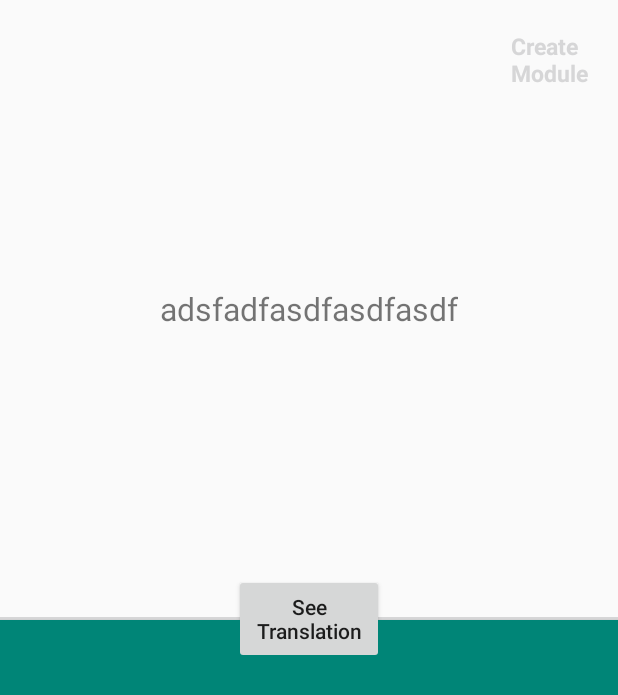
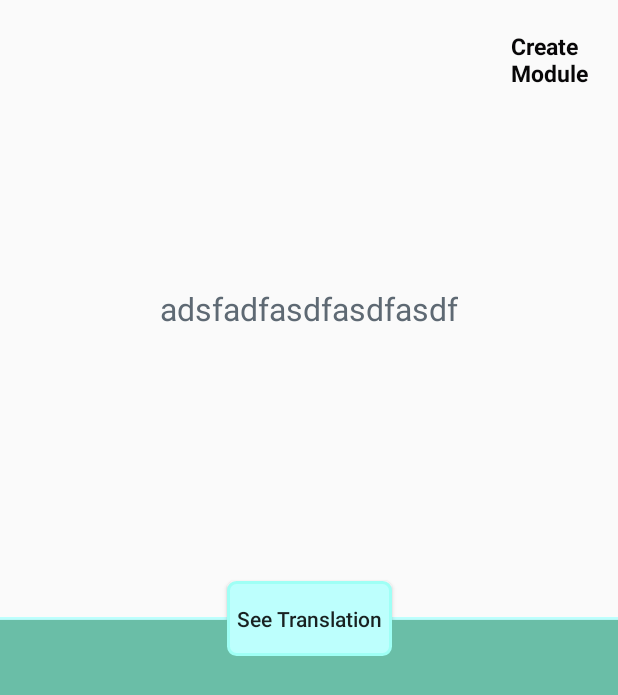
Before and after one commit to INGUANA/VocabularyPractice, an Android app: the fragment WordGuessFragment shown on its own in the app's theme, on a phone screen of 412 x 824 dp. Shown: the top 695 px of the screen. Run offline under Robolectric (Android 15) with nearby library versions, the phone set to English and light mode, and no system bars; libraries missing offline, so code that uses them is left out: com.daimajia.androidanimations, com.mikepenz.community_material_typeface_library, com.mikepenz.google_material_typeface_library, com.mikepenz.iconics; plain views replace IconicsImageView, IconicsTextView; 24 statements that could not run were skipped.

Commit message:
OptimizationStuff: - removed unnecessary code (CreateModuleFragment.java, WordGuessFragment.java) - added video background for main menu fragment (MainMenuFragment.java, fragment_main_menu.xml) - added altered drawables (button_icon.xml, button_icon_submerged.xml, recycler_view_item_icon.xml) - minor alterations to buttons (fragment_module_list.xml, fragment_word_guess.xml, layout_image_button_iconics.xml, recycler_view_textview_item.xml) - added video (main_menu_screen_loop.mp4) - added new colors (colors.xml) - new dimensions (dimens.xml) - new styles (styles.xml) - updated materials (build.gradle) but issue with background style inheritance is not solved yet, hence the layout update to all buttons instead of updating style only

```diff
--- a/app/build.gradle
+++ b/app/build.gradle
@@ -61,7 +61,7 @@ dependencies {
     implementation 'com.android.support:recyclerview-v7:29.0.0'
     implementation "com.mikepenz:iconics-core:3.2.5"
     implementation "com.mikepenz:iconics-views:3.2.5"
-    implementation "com.google.android.material:material:1.2.0-alpha05"
+    implementation "com.google.android.material:material:1.3.0-alpha01"
 
     implementation 'com.mikepenz:google-material-typeface:3.0.1.3.original@aar'
     implementation 'com.mikepenz:material-design-iconic-typeface:2.2.0.5@aar'
--- a/app/src/main/java/com/inguana/vocabularypractice/CreateModuleFragment.java
+++ b/app/src/main/java/com/inguana/vocabularypractice/CreateModuleFragment.java
@@ -86,7 +86,7 @@ public class CreateModuleFragment extends Fragment {
         recyclerViewArrayAdapter = new WordRecyclerViewArrayAdapter(wordList, getContext());//new ArrayList<>(Arrays.asList("")). Collections.singletonList("")) produces immutable list so i cant add additional element if i wanted to
         rvWordListCmf.setAdapter(recyclerViewArrayAdapter);
 
-        addNewWordIcon.color(ContextCompat.getColor(getContext(), R.color.pdlg_color_black));
+        //addNewWordIcon.color(ContextCompat.getColor(getContext(), R.color.pdlg_color_black));
         iivCreateUpdateNewModuleIconLibi.setIcon(addNewWordIcon);
 
         return view;
--- a/app/src/main/java/com/inguana/vocabularypractice/MainActivity.java
+++ b/app/src/main/java/com/inguana/vocabularypractice/MainActivity.java
@@ -172,6 +172,12 @@ public class MainActivity extends AppCompatActivity {
     //TODO: investigate why it behaves weird whne push notification from other app appears
     //TODO: bundle same code to be written one time only (example when you go to word guess, you have to do several things to join)
     //TODO: module word calling in wordguess is the same as in module list. place calls in the DAO (they require bundling)
+
+    //Layout
+    //TODO: Button pressing should be better
+    //TODO: progressbar alteration
+    //TODO: AAE App intro + particles
+    //TODO: background color depending on the fragment and intent the user has?
     @Override
     protected void attachBaseContext(Context newBase) {
         super.attachBaseContext(IconicsContextWrapper.wrap(newBase));
--- a/app/src/main/java/com/inguana/vocabularypractice/WordGuessFragment.java
+++ b/app/src/main/java/com/inguana/vocabularypractice/WordGuessFragment.java
@@ -124,14 +124,12 @@ public class WordGuessFragment extends Fragment {
 
         itvAddToModuleLibi.setText(getResources().getString(R.string.fragment_word_guess_add_to_module));
         IconicsDrawable addNewWordIcon = new IconicsDrawable(getContext(), GoogleMaterial.Icon.gmd_playlist_add);
-        addNewWordIcon.color(ContextCompat.getColor(getContext(), R.color.pdlg_color_black));
+        //addNewWordIcon.color(ContextCompat.getColor(getContext(), R.color.pdlg_color_black));
         iivAddToModuleLibi.setIcon(addNewWordIcon);
 
         addNewWordIcon = new IconicsDrawable(getContext(), CommunityMaterial.Icon.cmd_chevron_double_right);
         addNewWordIcon.color(ContextCompat.getColor(getContext(), R.color.pdlg_color_black));
         addNewWordIcon.setAlpha(200);
-        /*addNewWordIcon.sizeDpY(80);
-        addNewWordIcon.sizeDpX(100);*/
         iivSlideRightFwg.setIcon(addNewWordIcon);
 
         addNewWordIcon = new IconicsDrawable(getContext(), CommunityMaterial.Icon.cmd_chevron_double_left);
--- /dev/null
+++ b/app/src/main/res/drawable/button_icon.xml
@@ -0,0 +1,7 @@
+<?xml version="1.0" encoding="utf-8"?>
+<shape xmlns:android="http://schemas.android.com/apk/res/android"
+    android:shape="rectangle">
+    <solid android:color="@color/celeste_opaque"/>
+    <corners android:radius="5dp"/>
+    <stroke android:width="2dp" android:color="@color/celeste"/>
+</shape>
--- a/app/src/main/res/layout/activity_main.xml
+++ b/app/src/main/res/layout/activity_main.xml
@@ -2,6 +2,7 @@
 <androidx.coordinatorlayout.widget.CoordinatorLayout xmlns:android="http://schemas.android.com/apk/res/android"
     xmlns:app="http://schemas.android.com/apk/res-auto"
     xmlns:tools="http://schemas.android.com/tools"
+    style="@style/BackgroundStyle"
     android:id="@+id/colMainActivityMa"
     android:layout_width="match_parent"
     android:layout_height="match_parent"
--- a/app/src/main/res/layout/fragment_word_guess.xml
+++ b/app/src/main/res/layout/fragment_word_guess.xml
@@ -34,6 +34,7 @@
         android:text="@string/fragment_word_guess_redo"
         android:textAllCaps="false"
         android:visibility="gone"
+        android:background="@drawable/button_icon"
         app:layout_constraintEnd_toEndOf="@id/itvNoWordsMlf"
         app:layout_constraintStart_toStartOf="@id/itvNoWordsMlf"
         app:layout_constraintTop_toBottomOf="@id/itvNoWordsMlf" />
@@ -46,13 +47,14 @@
         android:text="@string/fragment_word_guess_choose_module"
         android:textAllCaps="false"
         android:visibility="gone"
+        android:background="@drawable/button_icon"
         app:layout_constraintEnd_toEndOf="@id/btRedoFwg"
         app:layout_constraintStart_toStartOf="@id/btRedoFwg"
         app:layout_constraintTop_toBottomOf="@id/btRedoFwg" />
 
     <TextView
         android:id="@+id/tvSourceWordFwg"
-        style="@style/MenuButtonTextStyle"
+        style="@style/WordGuessTextStyle"
         android:layout_width="wrap_content"
         android:layout_height="wrap_content"
         android:text="adsfadfasdfasdfasdf"
@@ -65,7 +67,7 @@
         android:id="@+id/vLineSeparatorFwg"
         android:layout_width="match_parent"
         android:layout_height="2dp"
-        android:background="@color/pdlg_color_black"
+        android:background="@color/celeste_opaque"
         app:layout_constraintBottom_toBottomOf="parent"
         app:layout_constraintTop_toTopOf="parent" />
 
@@ -75,13 +77,14 @@
         android:layout_height="50dp"
         android:text="@string/fragment_word_guess_move_next_word"
         android:textAllCaps="false"
+        android:background="@drawable/button_icon"
         app:layout_constraintBottom_toBottomOf="parent"
         app:layout_constraintEnd_toEndOf="@id/vLineSeparatorFwg"
         app:layout_constraintStart_toStartOf="@id/vLineSeparatorFwg" />
 
     <TextView
         android:id="@+id/tvDestinationWordFwg"
-        style="@style/MenuButtonTextStyle"
+        style="@style/WordGuessTextStyle"
         android:layout_width="wrap_content"
         android:layout_height="wrap_content"
         android:text="adsfadfasdfasdfasdf"
@@ -94,7 +97,7 @@
         android:id="@+id/ivCurtainOfWordFwg"
         android:layout_width="match_parent"
         android:layout_height="0dp"
-        android:background="@color/colorPrimary"
+        android:background="@color/green_sheen"
         android:elevation="2dp"
         app:layout_constraintBottom_toBottomOf="parent"
         app:layout_constraintEnd_toEndOf="parent"
@@ -131,10 +134,11 @@
 
     <Button
         android:id="@+id/btDisplayWordFwg"
-        android:layout_width="@dimen/button_width_medium"
-        android:layout_height="@dimen/button_height_medium"
+        android:layout_width="@dimen/button_width_medium_small"
+        android:layout_height="@dimen/button_height"
         android:text="@string/fragment_word_guess_see_translation"
         android:textAllCaps="false"
+        android:background="@drawable/button_icon"
         app:layout_constraintBottom_toBottomOf="@id/vLineSeparatorFwg"
         app:layout_constraintEnd_toEndOf="@id/vLineSeparatorFwg"
         app:layout_constraintStart_toStartOf="@id/vLineSeparatorFwg"
--- a/app/src/main/res/layout/layout_image_button_iconics.xml
+++ b/app/src/main/res/layout/layout_image_button_iconics.xml
@@ -13,6 +13,7 @@
         android:layout_width="@dimen/box_width"
         android:layout_height="0dp"
         android:layout_marginEnd="@dimen/margin_end_small"
+        android:tint="@color/mardi_grass"
         app:layout_constraintBottom_toBottomOf="@+id/itvTextButtonIconLibi"
         app:layout_constraintEnd_toStartOf="@id/itvTextButtonIconLibi"
         app:layout_constraintTop_toTopOf="@id/itvTextButtonIconLibi" />
--- a/app/src/main/res/layout/recycler_view_textview_item.xml
+++ b/app/src/main/res/layout/recycler_view_textview_item.xml
@@ -7,8 +7,12 @@
     <TextView
         android:id="@+id/tvModuleNameRvti"
         android:layout_width="0dp"
+        style="@style/RecyclerViewTextStyle"
         android:layout_height="@dimen/button_height_small"
-        android:background="@color/pdlg_color_gray"
+        android:background="@drawable/recycler_view_item_icon"
+        android:gravity="center_vertical"
+        android:paddingStart="@dimen/padding_start"
+        android:paddingEnd="@dimen/padding_end"
         android:text="Text"
         android:longClickable="true"
         app:layout_constraintStart_toStartOf="parent"
--- a/app/src/main/res/values/colors.xml
+++ b/app/src/main/res/values/colors.xml
@@ -3,4 +3,21 @@
     <color name="colorPrimary">#008577</color>
     <color name="colorPrimaryDark">#00574B</color>
     <color name="colorAccent">#D81B60</color>
+
+    <!--Main Pallette-->
+    <color name="celeste_opaque">#BDFFFD</color>
+    <color name="celeste">#9FFFF5</color>
+    <color name="aquamarine">#7CFFC4</color>
+    <color name="aqua_island">#AACFDF</color>
+    <color name="bali_hai">#8CABB8</color>
+    <color name="turquoise_blue">#70FFF1</color>
+    <color name="green_sheen">#6ABEA7</color>
+    <color name="zomp">#449C85</color>
+    <color name="black_coral">#5E6973</color>
+
+    <!--Secondary-->
+    <color name="ivory">#FFFFFA</color>
+    <color name="mardi_grass">#080708</color>
+    <color name="teal">#177E89</color>
+
 </resources>
--- a/app/src/main/res/values/dimens.xml
+++ b/app/src/main/res/values/dimens.xml
@@ -8,6 +8,8 @@
     <dimen name="button_width">200dp</dimen>
     <dimen name="button_width_small">47dp</dimen>
     <dimen name="button_width_medium">100dp</dimen>
+    <dimen name="button_width_medium_small">110dp</dimen>
+
 
     <!--Button Heights-->
     <dimen name="button_height_small">47dp</dimen>
@@ -51,5 +53,9 @@
     <dimen name="text_size_average_medium">21dp</dimen>
     <dimen name="text_size_average_xmedium">26dp</dimen>
 
+    <!--Paddings-->
+    <dimen name="padding_start">20dp</dimen>
+    <dimen name="padding_end">20dp</dimen>
+
 
 </resources>
--- a/app/src/main/res/values/styles.xml
+++ b/app/src/main/res/values/styles.xml
@@ -12,24 +12,39 @@
         <item name="android:backgroundDimEnabled">false</item>
     </style>
 
-    <style name="MenuButtonTextStyle">
+    <style name="BackgroundStyle">
+        <item name="android:background">@color/ivory</item>
+    </style>
+
+    <style name="WordGuessTextStyle">
         <item name="android:textSize">@dimen/text_size_average_medium</item>
+        <item name="android:textColor">@color/black_coral</item>
+        <!--Backgrounds wont work on styles until later version of materials library-->
+        <!--<item name="background">@drawable/button_icon</item>-->
     </style>
 
     <style name="ButtonTextStyle">
-        <item name="android:textColor">@color/pdlg_color_black</item>
+        <item name="android:textColor">@color/mardi_grass</item>
         <item name="android:textSize">@dimen/text_size_average</item>
         <item name="android:textStyle">bold</item>
+       <!-- <item name="background">@drawable/button_icon</item>-->
+    </style>
+
+    <style name="RecyclerViewTextStyle">
+        <item name="android:textColor">@color/mardi_grass</item>
+        <item name="android:textSize">@dimen/text_size_average</item>
+        <!--<item name="background">@drawable/recycler_view_item_icon</item>-->
+
     </style>
 
     <style name="TitleTextStyle">
-        <item name="android:textColor">@color/pdlg_color_black</item>
+        <item name="android:textColor">@color/mardi_grass</item>
         <item name="android:textSize">@dimen/text_size_average_xmedium</item>
         <item name="android:textStyle">bold</item>
     </style>
 
     <style name="HeaderInfoTextStyle">
-        <item name="android:textColor">@color/pdlg_color_black</item>
+        <item name="android:textColor">@color/black_coral</item>
         <item name="android:textSize">@dimen/text_size_average_medium_small</item>
         <item name="android:gravity">center</item>
     </style>
```
Also changed, not shown: app/src/main/java/com/inguana/vocabularypractice/MainMenuFragment.java (+83 -1 lines), app/src/main/res/drawable/button_icon_submerged.xml (added, +7 -0 lines), app/src/main/res/drawable/recycler_view_item_icon.xml (added, +7 -0 lines), app/src/main/res/layout/fragment_main_menu.xml (+10 -1 lines), app/src/main/res/layout/fragment_module_list.xml (+16 -2 lines), 1 other file.
